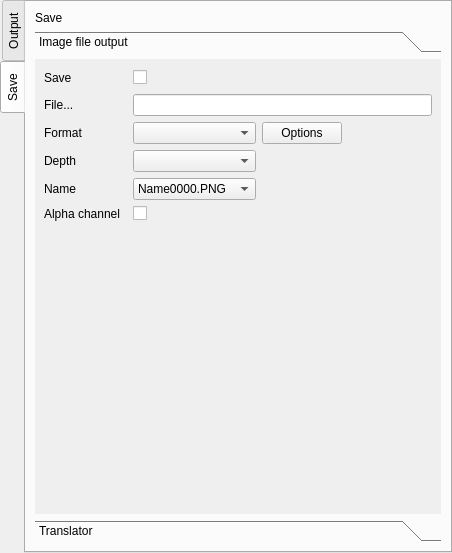
Before: the Qt Designer form QChromosome/tabwidget.ui in Michalaq/ChromosomeVisualizer, drawn with Qt 5.
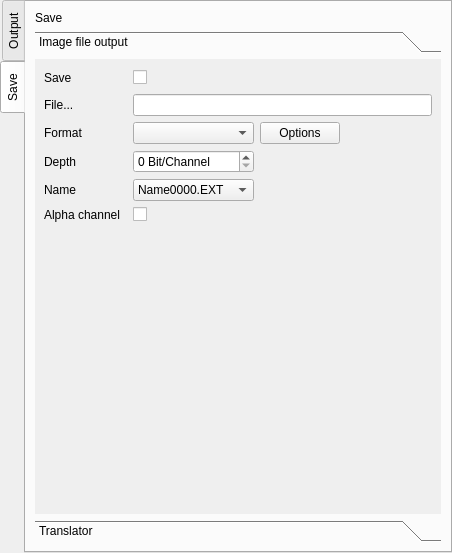
After: the same form once the commit is applied. The open tabs and pages were chosen to show the change. Icons and pictures are not drawn. Custom widgets are drawn as their Qt base class.

Commit message: Setting depth properly

```diff
--- a/QChromosome/tabwidget.ui
+++ b/QChromosome/tabwidget.ui
@@ -533,9 +533,6 @@
           </property>
          </widget>
         </item>
-        <item row="3" column="1">
-         <widget class="ComboBox" name="comboBox_6"/>
-        </item>
         <item row="4" column="0">
          <widget class="Label" name="label_5">
           <property name="text">
@@ -550,7 +547,7 @@
          <widget class="ComboBox" name="comboBox_2">
           <item>
            <property name="text">
-            <string>Name0000.PNG</string>
+            <string>Name0000.EXT</string>
            </property>
           </item>
           <item>
@@ -565,7 +562,7 @@
           </item>
           <item>
            <property name="text">
-            <string>Name.0000.PNG</string>
+            <string>Name.0000.EXT</string>
            </property>
           </item>
          </widget>
@@ -603,6 +600,13 @@
           </property>
          </widget>
         </item>
+        <item row="3" column="1">
+         <widget class="SpinBox" name="spinBox">
+          <property name="suffix">
+           <string> Bit/Channel</string>
+          </property>
+         </widget>
+        </item>
        </layout>
       </widget>
       <widget class="QWidget" name="page_2">
```
The commit also changes 1 other file.
